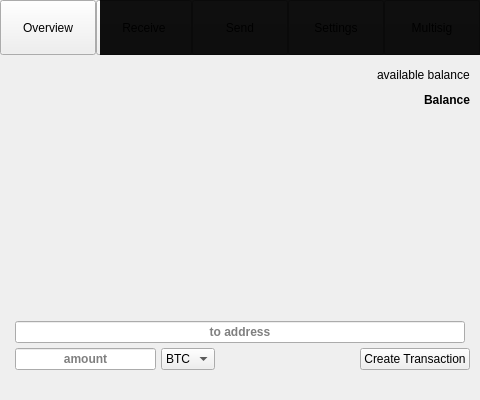
The window that src/qt/ui/overview.ui (jonasschnelli/dbb-app) describes before a commit, drawn with Qt 5.
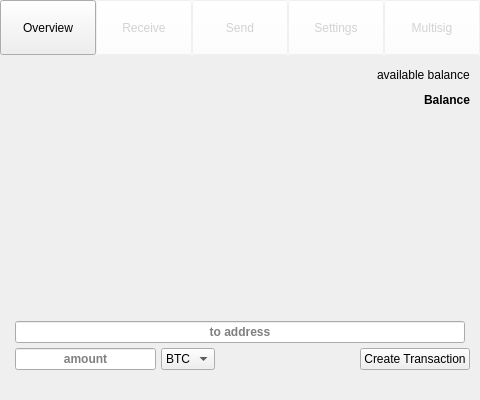
The same window after the commit. Icons and pictures are not drawn.

```diff
--- a/src/qt/ui/overview.ui
+++ b/src/qt/ui/overview.ui
@@ -1369,14 +1369,14 @@
    <widget class="QWidget" name="menuBlocker" native="true">
     <property name="geometry">
      <rect>
-      <x>100</x>
+      <x>96</x>
       <y>0</y>
-      <width>380</width>
+      <width>384</width>
       <height>55</height>
      </rect>
     </property>
     <property name="styleSheet">
-     <string notr="true">background: rgba(0,0,0,240);</string>
+     <string notr="true">background: rgba(255,255,255,210);</string>
     </property>
    </widget>
    <widget class="QWidget" name="modalBlockerView" native="true">
```
